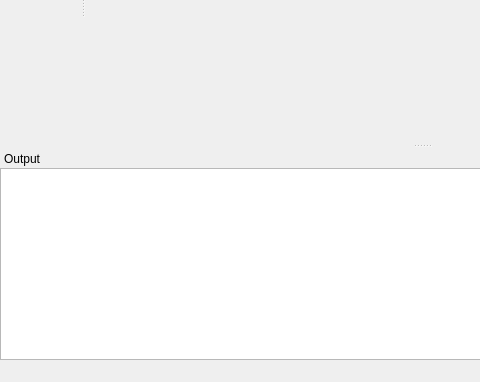
First picture: the form in qrgui/mainWindow/mainWindow.ui, repository qreal/qreal, before the edit; both pictures show x 0 to 480 and y 177 to 559 of the 843 by 559 pixel window.
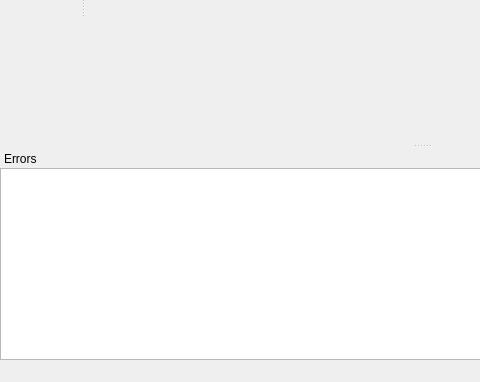
Second picture: the form after the edit. Icons and pictures are not drawn. Custom widgets are drawn as their Qt base class.

What changed in the file:
```diff
--- a/qrgui/mainWindow/mainWindow.ui
+++ b/qrgui/mainWindow/mainWindow.ui
@@ -323,7 +323,7 @@
     <bool>false</bool>
    </property>
    <property name="windowTitle">
-    <string>Output</string>
+    <string>Errors</string>
    </property>
    <attribute name="dockWidgetArea">
     <number>8</number>
```
Left out of the diff: 11 changed lines with no effect on the pictures.
